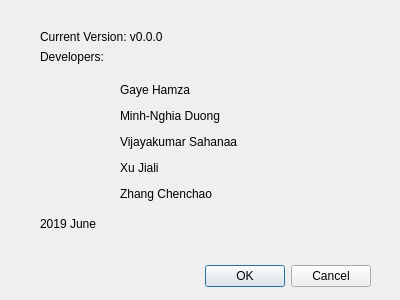
This is source/TradingSimulator/UI/info.ui in VSahanaa/LO21_TrandingSimulator as Qt 5 draws it before an edit. The edited form follows.
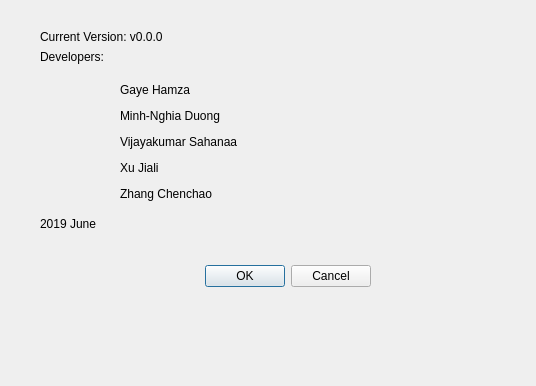
This is the edited form.

```diff
--- a/source/TradingSimulator/UI/info.ui
+++ b/source/TradingSimulator/UI/info.ui
@@ -6,8 +6,8 @@
    <rect>
     <x>0</x>
     <y>0</y>
-    <width>400</width>
-    <height>300</height>
+    <width>536</width>
+    <height>386</height>
    </rect>
   </property>
   <property name="sizePolicy">
```
